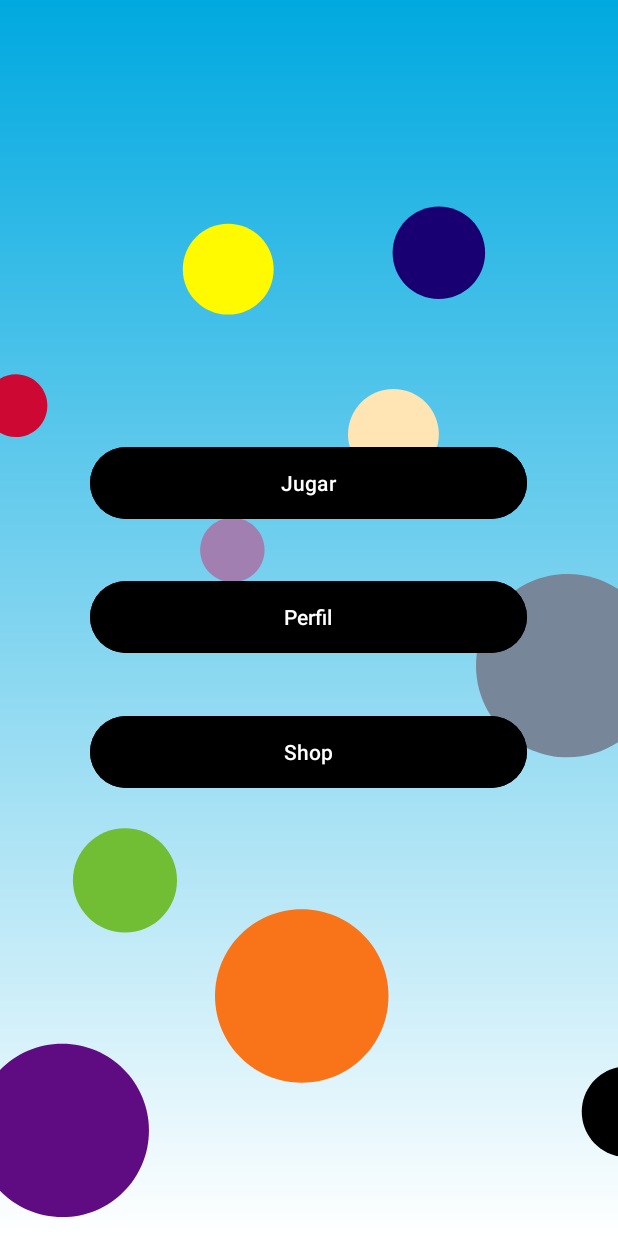
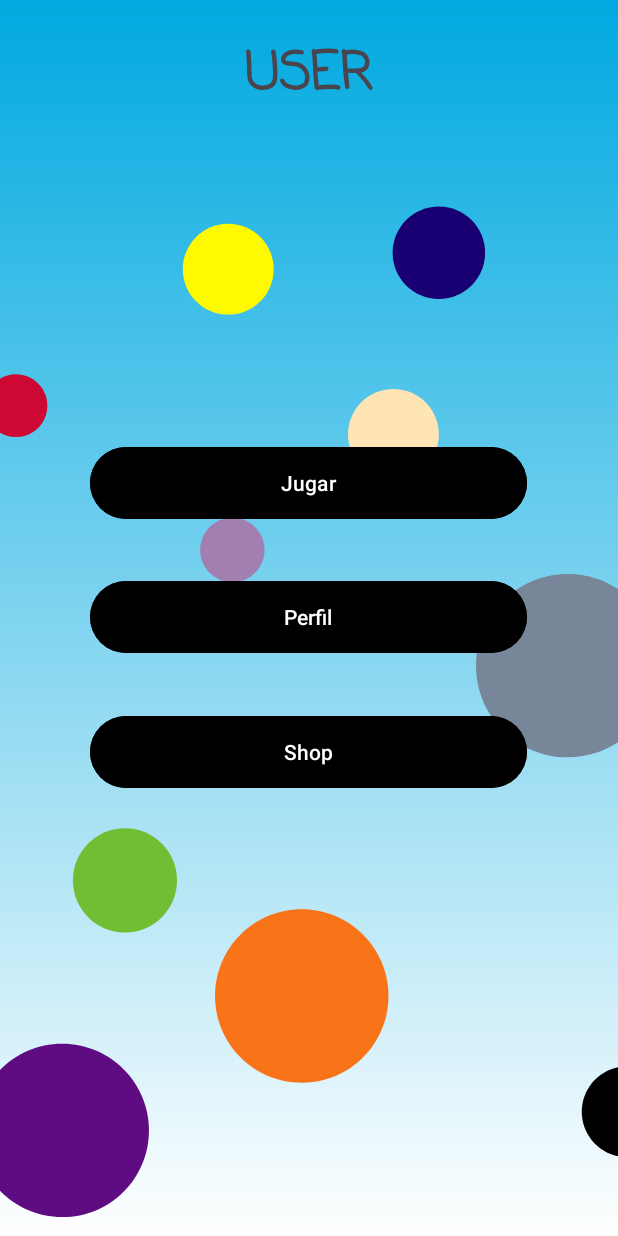
Before and after one commit to 0mar089/DSAProject-Android, an Android app: the layout activity_lobby.xml on its own in the app's theme, with its tools: preview values and no code run, on a phone screen of 412 x 824 dp. Run offline under Robolectric (Android 15) with nearby library versions, the phone set to English and light mode, and no system bars; Roboto replaces fonts that are not available here.

Commit message:
Update: TextView añadido en el lobby

```diff
--- a/app/src/main/res/layout/activity_lobby.xml
+++ b/app/src/main/res/layout/activity_lobby.xml
@@ -75,9 +75,12 @@
 
     <TextView
         android:id="@+id/UserTxtLobby"
-        android:layout_width="124dp"
-        android:layout_height="47dp"
-        android:textSize="20sp"
+        android:layout_width="299dp"
+        android:layout_height="111dp"
+        android:fontFamily="casual"
+        android:text="USER"
+        android:textAlignment="center"
+        android:textSize="34sp"
         android:textStyle="bold"
         app:layout_constraintBottom_toTopOf="@+id/shopBtn3"
         app:layout_constraintEnd_toEndOf="parent"
```
Also changed, not shown: app/src/main/java/com/example/loginregister/LobbyActivity.java (line endings or trailing spaces).
